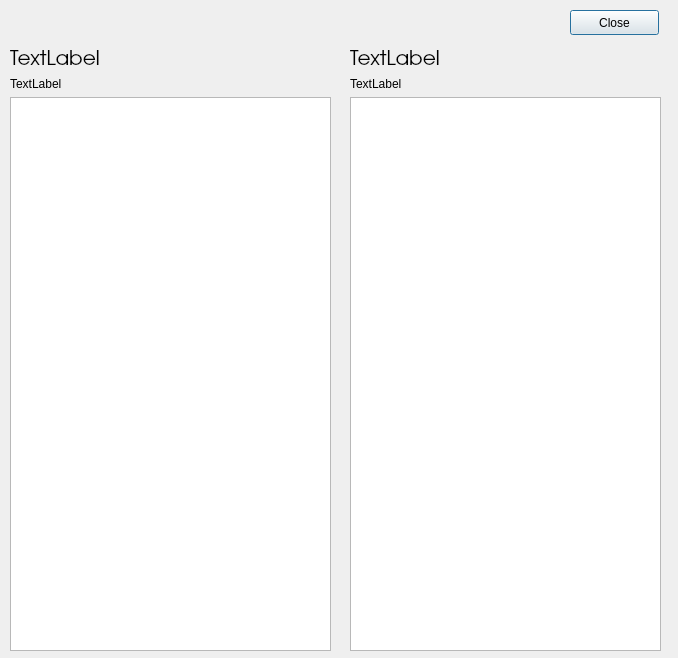
Qt form qt/plagiarism/differencewindow.ui (hamza95525/plagiarismDetection) before a commit.
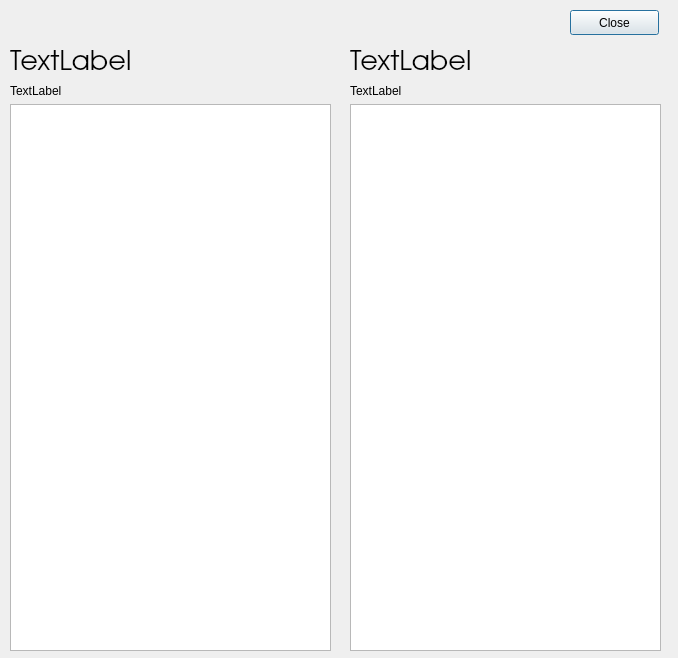
The same form after that commit.

Commit message: [Difference Window] Displaying files content

```diff
--- a/qt/plagiarism/differencewindow.ui
+++ b/qt/plagiarism/differencewindow.ui
@@ -28,7 +28,7 @@
       <property name="font">
        <font>
         <family>URW Gothic L</family>
-        <pointsize>15</pointsize>
+        <pointsize>20</pointsize>
        </font>
       </property>
       <property name="text">
@@ -63,7 +63,7 @@
       <property name="font">
        <font>
         <family>URW Gothic L</family>
-        <pointsize>15</pointsize>
+        <pointsize>20</pointsize>
        </font>
       </property>
       <property name="text">
```
The commit also changes 1 other file.
